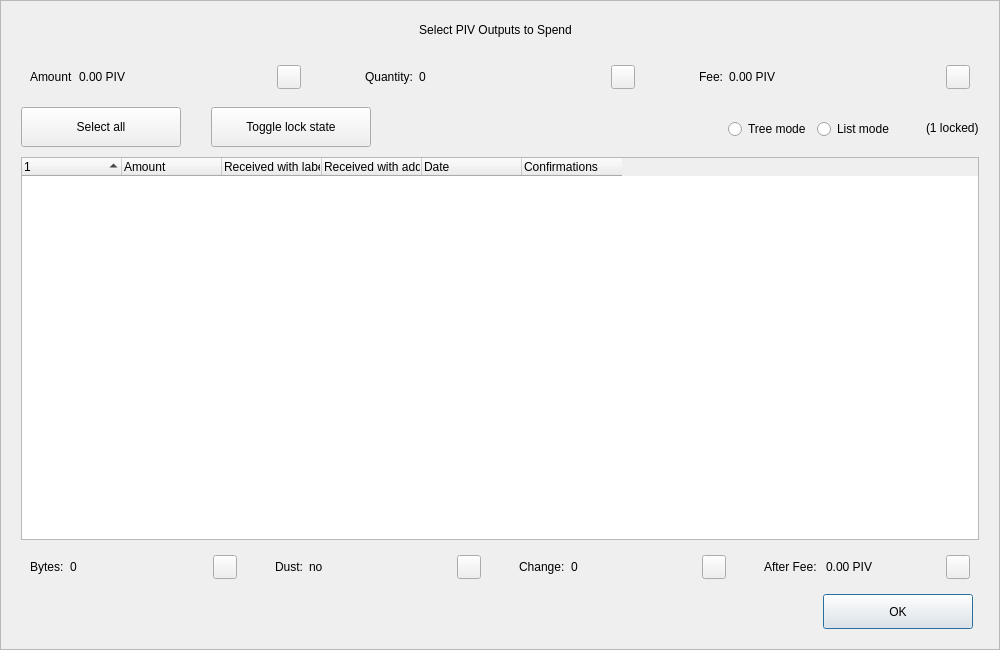
THETCR/rpicore, file src/qt/forms/coincontroldialog.ui: the form before one commit.
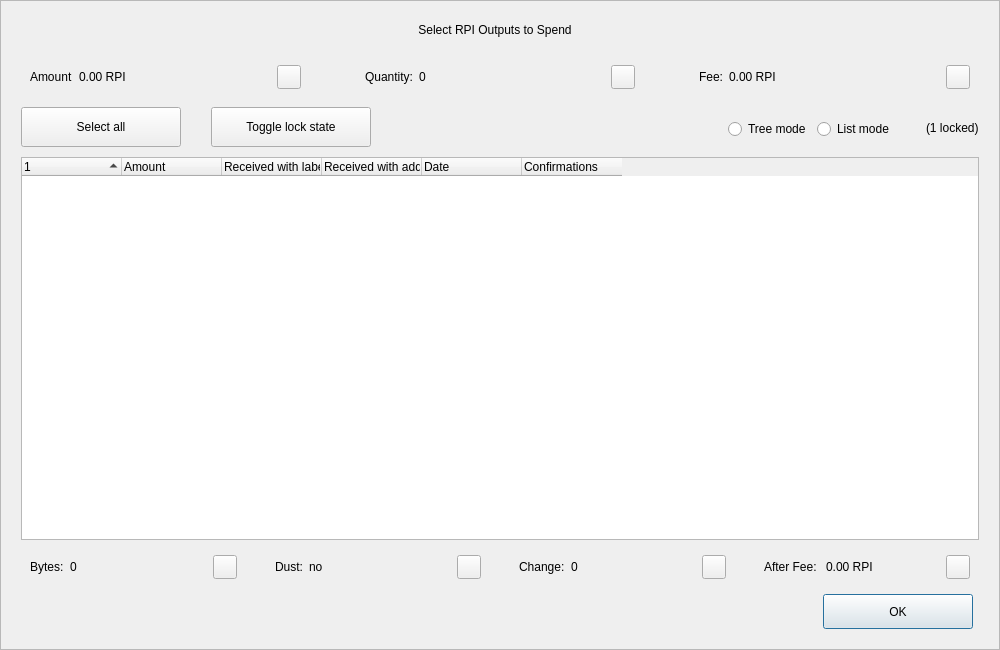
The form after the commit. Custom widgets are drawn as their Qt base class.

Diff of the .ui file:
```diff
--- a/src/qt/forms/coincontroldialog.ui
+++ b/src/qt/forms/coincontroldialog.ui
@@ -98,7 +98,7 @@
            </size>
           </property>
           <property name="text">
-           <string>Select PIV Outputs to Spend</string>
+           <string>Select RPI Outputs to Spend</string>
           </property>
           <property name="alignment">
            <set>Qt::AlignCenter</set>
@@ -144,7 +144,7 @@
            <item>
             <widget class="QLabel" name="labelCoinControlAmount">
              <property name="text">
-              <string>0.00 PIV</string>
+              <string>0.00 RPI</string>
              </property>
             </widget>
            </item>
@@ -268,7 +268,7 @@
            <item>
             <widget class="QLabel" name="labelCoinControlFee">
              <property name="text">
-              <string>0.00 PIV</string>
+              <string>0.00 RPI</string>
              </property>
             </widget>
            </item>
@@ -729,7 +729,7 @@
            <item>
             <widget class="QLabel" name="labelCoinControlAfterFee">
              <property name="text">
-              <string>0.00 PIV</string>
+              <string>0.00 RPI</string>
              </property>
             </widget>
            </item>
```
